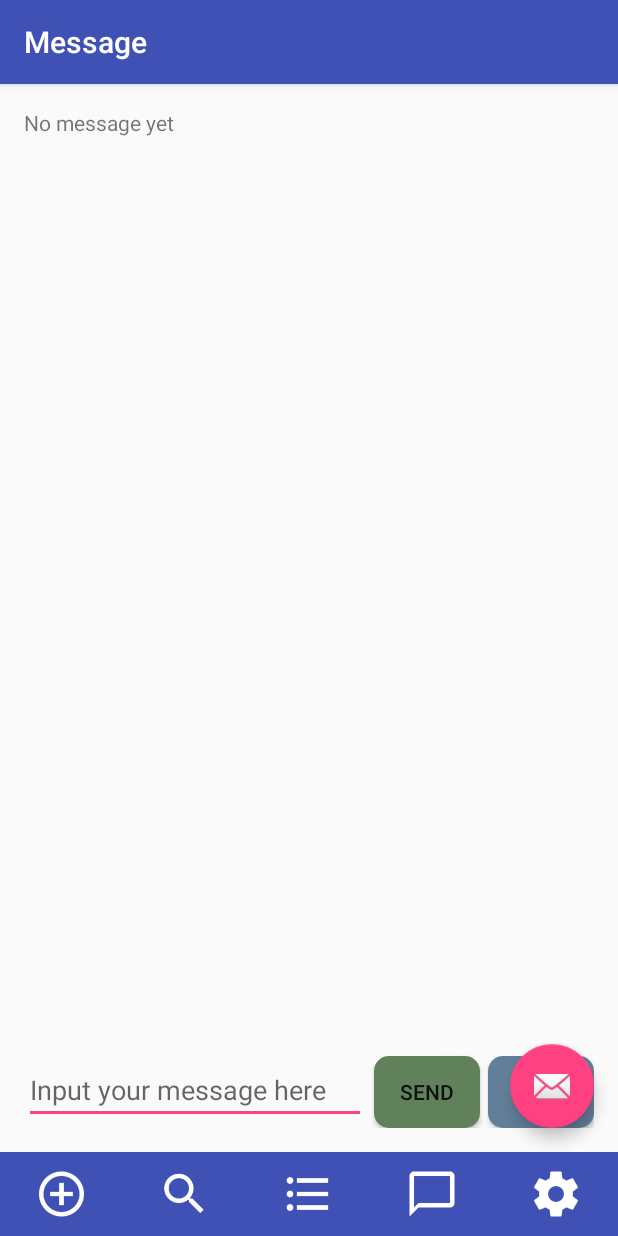
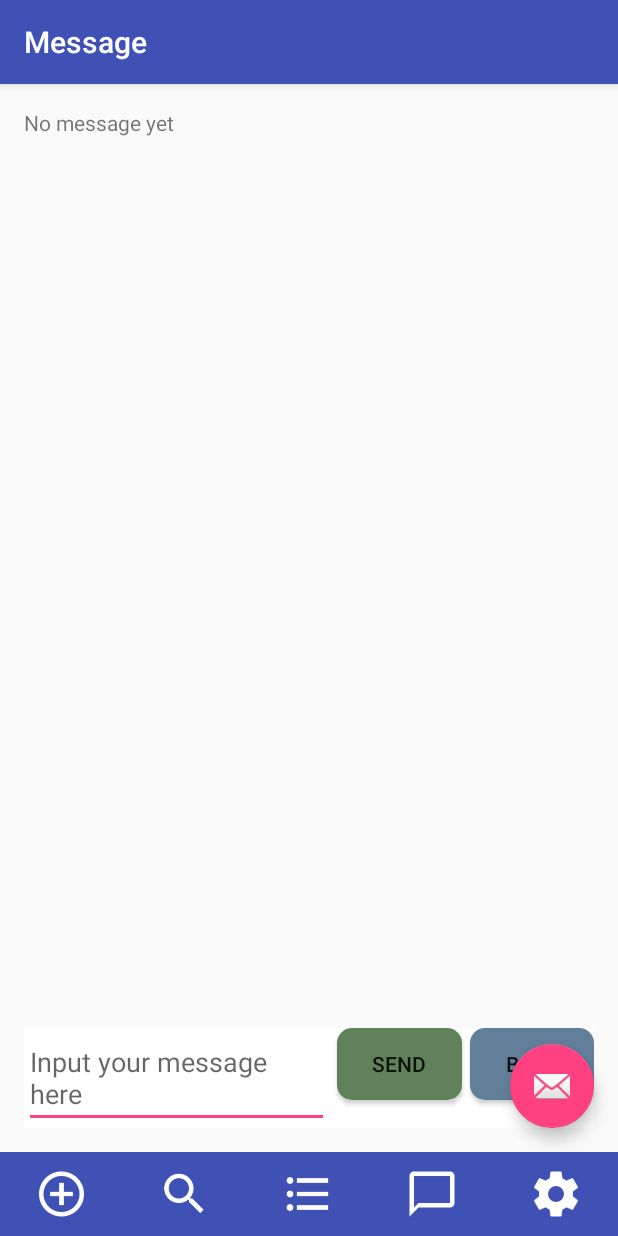
Before and after one commit to JohnLeeBUAA/CarLoop, an Android app: the Message screen opened directly, with no data from a screen before it, on a phone screen of 412 x 824 dp. Run offline under Robolectric (Android 15) with nearby library versions, the phone set to English and light mode, and no system bars; 6 statements that could not run were skipped.

Commit message:
message input background fix

```diff
--- a/CarLoop/app/src/main/res/layout/content_message.xml
+++ b/CarLoop/app/src/main/res/layout/content_message.xml
@@ -37,6 +37,10 @@
         android:layout_height="match_parent"
         android:orientation="horizontal"
         android:gravity="bottom">
+        <LinearLayout
+            android:background="@color/white"
+            android:layout_width="wrap_content"
+            android:layout_height="wrap_content">
             <EditText
                 android:layout_weight="1"
                 android:id="@+id/content_message"
@@ -61,5 +65,6 @@
                 android:background="@drawable/blue_button"
                 android:layout_marginLeft="5dp"/>
         </LinearLayout>
+    </LinearLayout>
 
 </RelativeLayout>
```
Lines whose indentation alone changed are shown as unchanged.
